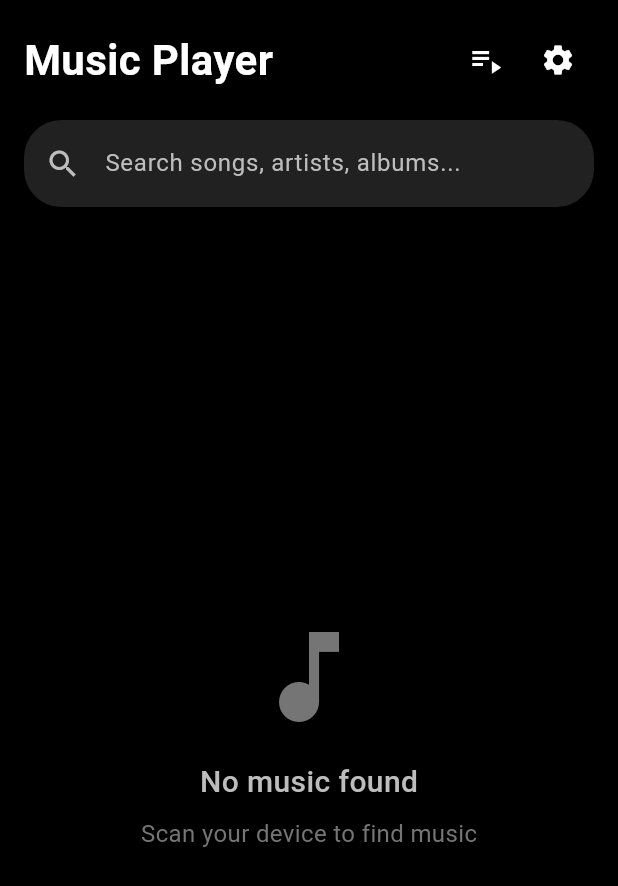
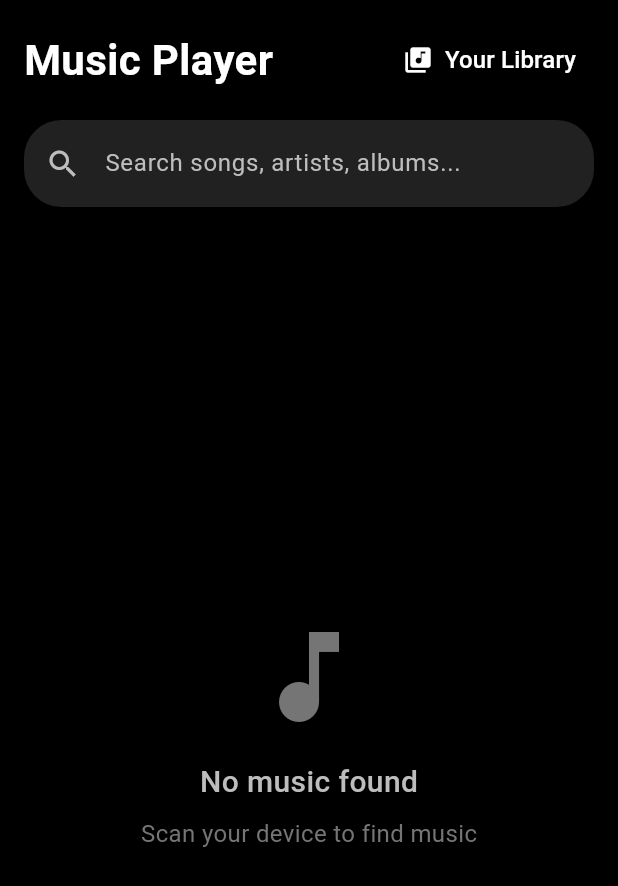
Before and after one commit to manu123321/MyMusic, a Flutter app: the screen it shows after launch, on a phone screen of 412 x 824 dp. Shown: the top 886 px of the screen. Run offline on Flutter 3.47's test engine with Material 3 defaults, Android fonts, the light colour scheme and no system bars; our stand-ins replace audio_service, connectivity_plus, file_picker, flutter_riverpod, flutter_staggered_animations, hive and 5 more; missing offline and left inert: audio_metadata_reader, audio_session; accounts and stored records are empty; statements that could not run were skipped.

Commit message:
settings button removed

```diff
--- a/lib/screens/home_screen.dart
+++ b/lib/screens/home_screen.dart
@@ -10,7 +10,6 @@ import '../models/playlist.dart';
 import '../services/custom_audio_handler.dart';
 import '../services/storage_service.dart';
 import '../services/logging_service.dart';
-import 'settings_screen.dart';
 import 'now_playing_screen.dart';
 import 'playlist_screen.dart';
 
@@ -150,9 +149,7 @@ class _HomeScreenState extends ConsumerState<HomeScreen>
                   fontWeight: FontWeight.bold,
                 ),
               ),
-              Row(
-                children: [
-                  IconButton(
+              TextButton.icon(
                 onPressed: () {
                   Navigator.of(context).push(
                     MaterialPageRoute(
@@ -160,19 +157,18 @@ class _HomeScreenState extends ConsumerState<HomeScreen>
                     ),
                   );
                 },
-                    icon: const Icon(Icons.playlist_play, color: Colors.white),
+                icon: const Icon(Icons.library_music, color: Colors.white, size: 20),
+                label: const Text(
+                  'Your Library',
+                  style: TextStyle(
+                    color: Colors.white,
+                    fontSize: 16,
+                    fontWeight: FontWeight.w500,
                   ),
-                IconButton(
-                  onPressed: () {
-                    Navigator.of(context).push(
-                      MaterialPageRoute(
-                        builder: (context) => const SettingsScreen(),
                 ),
-                    );
-                  },
-                  icon: const Icon(Icons.settings, color: Colors.white),
+                style: TextButton.styleFrom(
+                  padding: const EdgeInsets.symmetric(horizontal: 12, vertical: 8),
                 ),
-              ],
               ),
             ],
           ),
```
Lines whose indentation alone changed are shown as unchanged.
